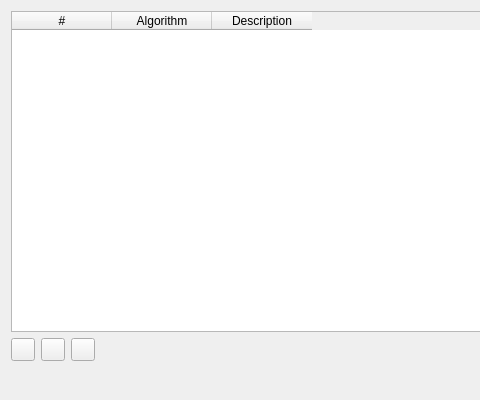
The window that src/ui/processing/qgsprocessingtaskqueuedialogbase.ui (qgis/QGIS) describes before a commit, drawn with Qt 5; both pictures show x 0 to 480 and y 0 to 400 of the 800 by 400 pixel window.
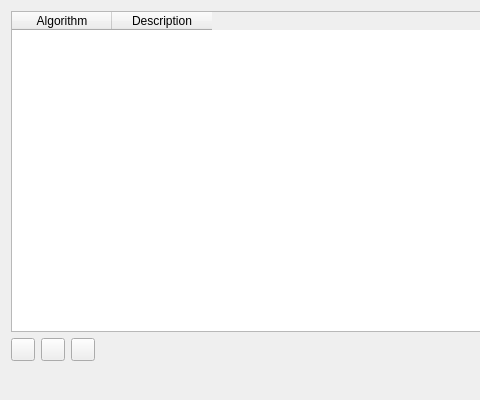
The same window after the commit. Icons and pictures are not drawn.

Commit message: Fix task queue UI; remove duplicate column, add icons, enable layer loading

```diff
--- a/src/ui/processing/qgsprocessingtaskqueuedialogbase.ui
+++ b/src/ui/processing/qgsprocessingtaskqueuedialogbase.ui
@@ -25,11 +25,6 @@
      <property name="selectionMode">
       <enum>QAbstractItemView::SingleSelection</enum>
      </property>
-     <column>
-      <property name="text">
-       <string>#</string>
-      </property>
-     </column>
      <column>
       <property name="text">
        <string>Algorithm</string>
```
Left out of the diff: 12 changed lines with no effect on the pictures. The commit also changes 1 other file.
